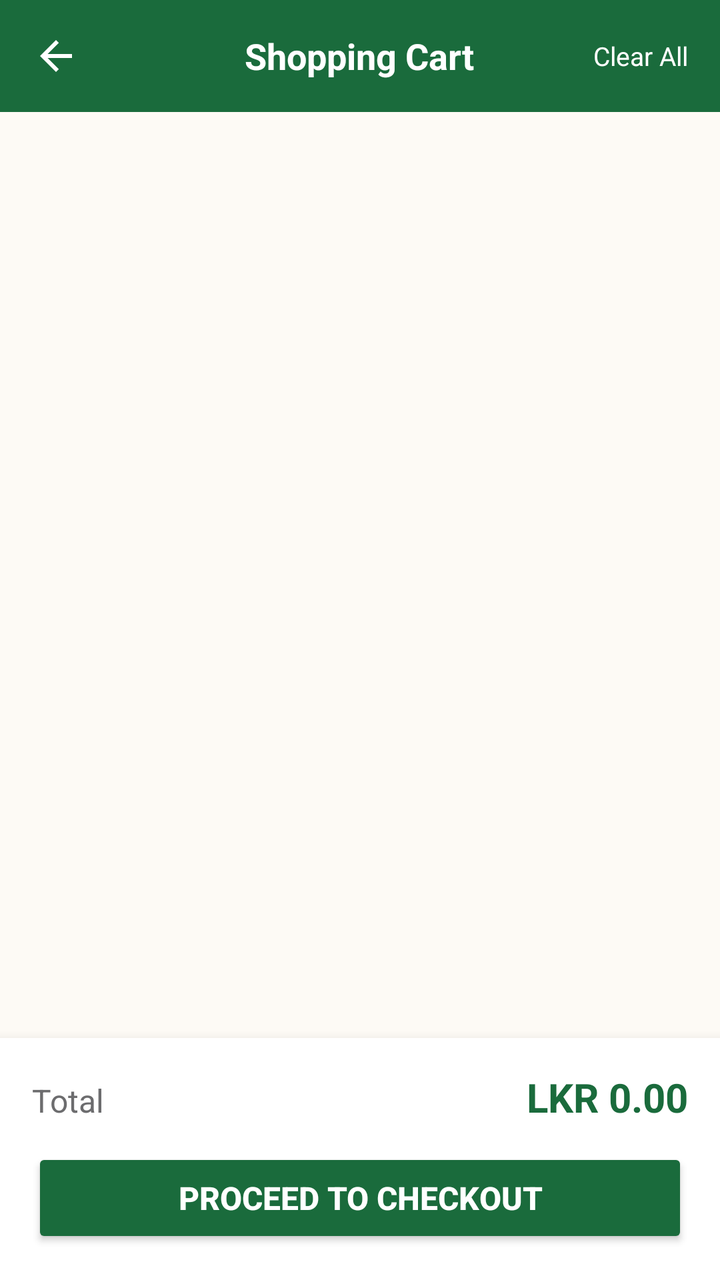
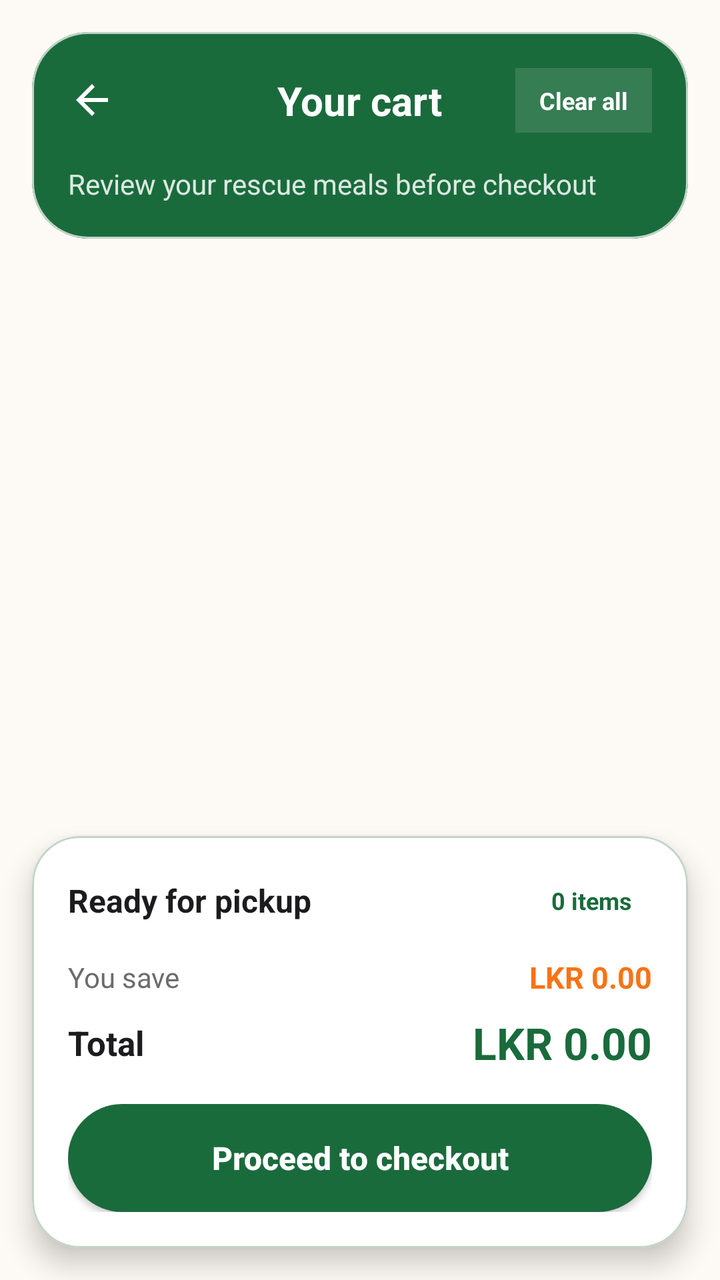

Screens rendered from an Android XML layout before and after an edit, with the pre-edit source and the edit as a unified diff.
<!-- AndroidManifest.xml: application theme Theme.REPLATE -->
<!-- res/layout/activity_cart.xml -->
<?xml version="1.0" encoding="utf-8"?>
<LinearLayout xmlns:android="http://schemas.android.com/apk/res/android"
    xmlns:app="http://schemas.android.com/apk/res-auto"
    android:layout_width="match_parent"
    android:layout_height="match_parent"
    android:background="@color/md_theme_background"
    android:orientation="vertical">

    
    <RelativeLayout
        android:layout_width="match_parent"
        android:layout_height="56dp"
        android:background="@color/md_theme_primary"
        android:paddingHorizontal="16dp">

        <ImageView
            android:id="@+id/ivBack"
            android:layout_width="24dp"
            android:layout_height="24dp"
            android:layout_centerVertical="true"
            android:src="@drawable/ic_back"
            app:tint="@color/white" />

        <TextView
            android:id="@+id/tvTitle"
            android:layout_width="wrap_content"
            android:layout_height="wrap_content"
            android:layout_centerInParent="true"
            android:text="Shopping Cart"
            android:textColor="@color/white"
            android:textSize="18sp"
            android:textStyle="bold" />

        <TextView
            android:id="@+id/tvClearCart"
            android:layout_width="wrap_content"
            android:layout_height="wrap_content"
            android:layout_alignParentEnd="true"
            android:layout_centerVertical="true"
            android:text="Clear All"
            android:textColor="@color/white"
            android:textSize="13sp" />
    </RelativeLayout>

    
    <androidx.recyclerview.widget.RecyclerView
        android:id="@+id/rvCartItems"
        android:layout_width="match_parent"
        android:layout_height="0dp"
        android:layout_weight="1"
        android:padding="4dp" />

    
    <LinearLayout
        android:id="@+id/emptyState"
        android:layout_width="match_parent"
        android:layout_height="0dp"
        android:layout_weight="1"
        android:gravity="center"
        android:orientation="vertical"
        android:visibility="gone">

        <ImageView
            android:layout_width="100dp"
            android:layout_height="100dp"
            android:src="@drawable/ic_cart"
            app:tint="@color/gray" />

        <TextView
            android:layout_width="wrap_content"
            android:layout_height="wrap_content"
            android:layout_marginTop="16dp"
            android:text="Your cart is empty"
            android:textColor="@color/text_secondary"
            android:textSize="18sp"
            android:textStyle="bold" />

        <TextView
            android:layout_width="wrap_content"
            android:layout_height="wrap_content"
            android:layout_marginTop="8dp"
            android:text="Add some delicious food deals!"
            android:textColor="@color/gray"
            android:textSize="14sp" />

        <Button
            android:id="@+id/btnBrowse"
            android:layout_width="wrap_content"
            android:layout_height="wrap_content"
            android:layout_marginTop="16dp"
            android:backgroundTint="@color/primary"
            android:text="Browse Deals"
            android:textColor="@color/white" />
    </LinearLayout>

    
    <LinearLayout
        android:id="@+id/checkoutSection"
        android:layout_width="match_parent"
        android:layout_height="wrap_content"
        android:background="@color/white"
        android:elevation="8dp"
        android:orientation="vertical"
        android:padding="16dp">

        <LinearLayout
            android:layout_width="match_parent"
            android:layout_height="wrap_content"
            android:orientation="horizontal">
            <TextView
                android:layout_width="0dp"
                android:layout_height="wrap_content"
                android:layout_weight="1"
                android:text="Total"
                android:textColor="@color/text_secondary"
                android:textSize="16sp" />
            <TextView
                android:id="@+id/tvTotalAmount"
                android:layout_width="wrap_content"
                android:layout_height="wrap_content"
                android:text="LKR 0.00"
                android:textColor="@color/primary"
                android:textSize="20sp"
                android:textStyle="bold" />
        </LinearLayout>

        <Button
            android:id="@+id/btnCheckout"
            android:layout_width="match_parent"
            android:layout_height="50dp"
            android:layout_marginTop="12dp"
            android:backgroundTint="@color/primary"
            android:text="Proceed to Checkout"
            android:textColor="@color/white"
            android:textSize="16sp"
            android:textStyle="bold" />
    </LinearLayout>
</LinearLayout>
<!-- resources referenced by this layout -->
<resources>
  <color name="gray">#6B7E6F</color>
  <color name="md_theme_background">#FDFAF5</color>
  <color name="md_theme_primary">#1A6B3C</color>
  <color name="primary">#1A6B3C</color>
  <color name="text_secondary">#6C6C6E</color>
  <color name="white">#FFFFFFFF</color>
  <!-- drawable ic_back (drawable) -->
  <?xml version="1.0" encoding="utf-8"?>
  <vector xmlns:android="http://schemas.android.com/apk/res/android"
      android:width="24dp"
      android:height="24dp"
      android:viewportWidth="24"
      android:viewportHeight="24">
      <path
          android:fillColor="#757575"
          android:pathData="M20,11H7.83l5.59,-5.59L12,4l-8,8 8,8 1.41,-1.41L7.83,13H20v-2z"/>
  </vector>
  <color name="md_theme_onPrimary">#FFFFFF</color>
  <color name="md_theme_primaryContainer">#E8F8EE</color>
  <color name="md_theme_onPrimaryContainer">#0D3B1E</color>
  <color name="md_theme_secondary">#25A55A</color>
  <color name="md_theme_onSecondary">#FFFFFF</color>
  <color name="md_theme_secondaryContainer">#E8F8EE</color>
  <color name="md_theme_onSecondaryContainer">#0D3B1E</color>
  <color name="md_theme_tertiary">#E8521A</color>
  <color name="md_theme_onTertiary">#FFFFFF</color>
  <color name="md_theme_tertiaryContainer">#FFDBC9</color>
  <color name="md_theme_onTertiaryContainer">#5C1A00</color>
  <color name="md_theme_error">#BA1A1A</color>
  <color name="md_theme_onError">#FFFFFF</color>
  <color name="md_theme_errorContainer">#FFDAD6</color>
  <color name="md_theme_onErrorContainer">#410002</color>
  <color name="md_theme_onBackground">#1C1C1E</color>
  <color name="md_theme_surface">#FDFAF5</color>
  <color name="md_theme_onSurface">#1C1C1E</color>
  <color name="md_theme_surfaceVariant">#E8F8EE</color>
  <color name="md_theme_onSurfaceVariant">#3A4A3E</color>
  <color name="md_theme_outline">#6B7E6F</color>
  <color name="md_theme_outlineVariant">#C3D4C7</color>
  <color name="md_theme_inverseSurface">#1C1C1E</color>
  <color name="md_theme_inverseOnSurface">#F5F5F0</color>
  <color name="md_theme_inversePrimary">#4FCB7D</color>
  <color name="md_theme_surfaceContainerLowest">#FFFFFF</color>
  <color name="md_theme_surfaceContainerLow">#F8F6F1</color>
  <color name="md_theme_surfaceContainer">#F3F0EB</color>
  <color name="md_theme_surfaceContainerHigh">#EDEBE6</color>
  <color name="md_theme_surfaceContainerHighest">#E8E5E0</color>
  <color name="status_bar">#0D3B1E</color>
  <!-- unchanged entries left out for length: 2 -->
</resources>

<!-- the commit's change to res/layout/activity_cart.xml (unified diff, before → after) -->
@@ -6,51 +6,76 @@
     android:background="@color/md_theme_background"
     android:orientation="vertical">
 
-    
-    <RelativeLayout
-        android:layout_width="match_parent"
-        android:layout_height="56dp"
-        android:background="@color/md_theme_primary"
-        android:paddingHorizontal="16dp">
-
-        <ImageView
-            android:id="@+id/ivBack"
-            android:layout_width="24dp"
-            android:layout_height="24dp"
-            android:layout_centerVertical="true"
-            android:src="@drawable/ic_back"
-            app:tint="@color/white" />
-
-        <TextView
-            android:id="@+id/tvTitle"
-            android:layout_width="wrap_content"
-            android:layout_height="wrap_content"
-            android:layout_centerInParent="true"
-            android:text="Shopping Cart"
-            android:textColor="@color/white"
-            android:textSize="18sp"
-            android:textStyle="bold" />
-
-        <TextView
-            android:id="@+id/tvClearCart"
-            android:layout_width="wrap_content"
-            android:layout_height="wrap_content"
-            android:layout_alignParentEnd="true"
-            android:layout_centerVertical="true"
-            android:text="Clear All"
-            android:textColor="@color/white"
-            android:textSize="13sp" />
-    </RelativeLayout>
-
-    
+    <com.google.android.material.card.MaterialCardView
+        android:layout_width="match_parent"
+        android:layout_height="wrap_content"
+        android:layout_margin="16dp"
+        app:cardBackgroundColor="@color/green_primary"
+        app:cardCornerRadius="28dp"
+        app:cardElevation="0dp">
+
+        <LinearLayout
+            android:layout_width="match_parent"
+            android:layout_height="wrap_content"
+            android:orientation="vertical"
+            android:padding="18dp">
+
+            <RelativeLayout
+                android:layout_width="match_parent"
+                android:layout_height="wrap_content">
+
+                <ImageView
+                    android:id="@+id/ivBack"
+                    android:layout_width="24dp"
+                    android:layout_height="24dp"
+                    android:layout_centerVertical="true"
+                    android:src="@drawable/ic_back"
+                    app:tint="@color/white" />
+
+                <TextView
+                    android:id="@+id/tvTitle"
+                    android:layout_width="wrap_content"
+                    android:layout_height="wrap_content"
+                    android:layout_centerInParent="true"
+                    android:text="Your cart"
+                    android:textColor="@color/white"
+                    android:textSize="20sp"
+                    android:textStyle="bold" />
+
+                <TextView
+                    android:id="@+id/tvClearCart"
+                    android:layout_width="wrap_content"
+                    android:layout_height="wrap_content"
+                    android:layout_alignParentEnd="true"
+                    android:layout_centerVertical="true"
+                    android:background="#1FFFFFFF"
+                    android:paddingHorizontal="12dp"
+                    android:paddingVertical="8dp"
+                    android:text="Clear all"
+                    android:textColor="@color/white"
+                    android:textSize="12sp"
+                    android:textStyle="bold" />
+            </RelativeLayout>
+
+            <TextView
+                android:id="@+id/tvCartSummary"
+                android:layout_width="match_parent"
+                android:layout_height="wrap_content"
+                android:layout_marginTop="16dp"
+                android:text="Review your rescue meals before checkout"
+                android:textColor="#D9FFFFFF"
+                android:textSize="14sp" />
+        </LinearLayout>
+    </com.google.android.material.card.MaterialCardView>
+
     <androidx.recyclerview.widget.RecyclerView
         android:id="@+id/rvCartItems"
         android:layout_width="match_parent"
         android:layout_height="0dp"
         android:layout_weight="1"
-        android:padding="4dp" />
-
-    
+        android:clipToPadding="false"
+        android:paddingBottom="12dp" />
+
     <LinearLayout
         android:id="@+id/emptyState"
         android:layout_width="match_parent"
@@ -58,81 +83,160 @@
         android:layout_weight="1"
         android:gravity="center"
         android:orientation="vertical"
+        android:paddingHorizontal="28dp"
         android:visibility="gone">
 
-        <ImageView
-            android:layout_width="100dp"
-            android:layout_height="100dp"
-            android:src="@drawable/ic_cart"
-            app:tint="@color/gray" />
+        <com.google.android.material.card.MaterialCardView
+            android:layout_width="110dp"
+            android:layout_height="110dp"
+            app:cardBackgroundColor="@color/green_pale"
+            app:cardCornerRadius="32dp"
+            app:cardElevation="0dp">
+
+            <ImageView
+                android:layout_width="52dp"
+                android:layout_height="52dp"
+                android:layout_gravity="center"
+                android:src="@drawable/ic_cart"
+                app:tint="@color/green_primary" />
+        </com.google.android.material.card.MaterialCardView>
 
         <TextView
             android:layout_width="wrap_content"
             android:layout_height="wrap_content"
-            android:layout_marginTop="16dp"
-            android:text="Your cart is empty"
-            android:textColor="@color/text_secondary"
-            android:textSize="18sp"
+            android:layout_marginTop="20dp"
+            android:text="Your cart is feeling empty"
+            android:textColor="@color/text_primary"
+            android:textSize="22sp"
             android:textStyle="bold" />
 
         <TextView
             android:layout_width="wrap_content"
             android:layout_height="wrap_content"
-            android:layout_marginTop="8dp"
-            android:text="Add some delicious food deals!"
-            android:textColor="@color/gray"
+            android:layout_marginTop="10dp"
+            android:gravity="center"
+            android:text="Add a few discounted dishes and come back when you're ready to reserve them."
+            android:textColor="@color/text_secondary"
             android:textSize="14sp" />
 
         <Button
             android:id="@+id/btnBrowse"
-            android:layout_width="wrap_content"
-            android:layout_height="wrap_content"
-            android:layout_marginTop="16dp"
-            android:backgroundTint="@color/primary"
-            android:text="Browse Deals"
-            android:textColor="@color/white" />
+            android:layout_width="match_parent"
+            android:layout_height="54dp"
+            android:layout_marginTop="20dp"
+            android:background="@drawable/button_primary"
+            android:text="Browse nearby deals"
+            android:textAllCaps="false"
+            android:textColor="@color/white"
+            android:textStyle="bold" />
     </LinearLayout>
 
-    
-    <LinearLayout
+    <com.google.android.material.card.MaterialCardView
         android:id="@+id/checkoutSection"
         android:layout_width="match_parent"
         android:layout_height="wrap_content"
-        android:background="@color/white"
-        android:elevation="8dp"
-        android:orientation="vertical"
-        android:padding="16dp">
+        android:layout_marginHorizontal="16dp"
+        android:layout_marginBottom="16dp"
+        app:cardBackgroundColor="@color/surface_white"
+        app:cardCornerRadius="24dp"
+        app:cardElevation="8dp">
 
         <LinearLayout
             android:layout_width="match_parent"
             android:layout_height="wrap_content"
-            android:orientation="horizontal">
-            <TextView
-                android:layout_width="0dp"
-                android:layout_height="wrap_content"
-                android:layout_weight="1"
-                android:text="Total"
-                android:textColor="@color/text_secondary"
-                android:textSize="16sp" />
-            <TextView
-                android:id="@+id/tvTotalAmount"
-                android:layout_width="wrap_content"
-                android:layout_height="wrap_content"
-                android:text="LKR 0.00"
-                android:textColor="@color/primary"
-                android:textSize="20sp"
+            android:orientation="vertical"
+            android:padding="18dp">
+
+            <LinearLayout
+                android:layout_width="match_parent"
+                android:layout_height="wrap_content"
+                android:gravity="center_vertical"
+                android:orientation="horizontal">
+
+                <TextView
+                    android:layout_width="0dp"
+                    android:layout_height="wrap_content"
+                    android:layout_weight="1"
+                    android:text="Ready for pickup"
+                    android:textColor="@color/text_primary"
+                    android:textSize="16sp"
+                    android:textStyle="bold" />
+
+                <TextView
+                    android:id="@+id/tvItemCount"
+                    android:layout_width="wrap_content"
+                    android:layout_height="wrap_content"
+                    android:background="@drawable/badge_distance"
+                    android:paddingHorizontal="10dp"
+                    android:paddingVertical="6dp"
+                    android:text="0 items"
+                    android:textColor="@color/green_primary"
+                    android:textSize="12sp"
+                    android:textStyle="bold" />
+            </LinearLayout>
+
+            <LinearLayout
+                android:layout_width="match_parent"
+                android:layout_height="wrap_content"
+                android:layout_marginTop="14dp"
+                android:gravity="center_vertical"
+                android:orientation="horizontal">
+
+                <TextView
+                    android:layout_width="0dp"
+                    android:layout_height="wrap_content"
+                    android:layout_weight="1"
+                    android:text="You save"
+                    android:textColor="@color/text_secondary"
+                    android:textSize="14sp" />
+
+                <TextView
+                    android:id="@+id/tvSavingsValue"
+                    android:layout_width="wrap_content"
+                    android:layout_height="wrap_content"
+                    android:text="LKR 0.00"
+                    android:textColor="@color/ember2"
+                    android:textSize="15sp"
+                    android:textStyle="bold" />
+            </LinearLayout>
+
+            <LinearLayout
+                android:layout_width="match_parent"
+                android:layout_height="wrap_content"
+                android:layout_marginTop="8dp"
+                android:gravity="center_vertical"
+                android:orientation="horizontal">
+
+                <TextView
+                    android:layout_width="0dp"
+                    android:layout_height="wrap_content"
+                    android:layout_weight="1"
+                    android:text="Total"
+                    android:textColor="@color/text_primary"
+                    android:textSize="17sp"
+                    android:textStyle="bold" />
+
+                <TextView
+                    android:id="@+id/tvTotalAmount"
+                    android:layout_width="wrap_content"
+                    android:layout_height="wrap_content"
+                    android:text="LKR 0.00"
+                    android:textColor="@color/green_primary"
+                    android:textSize="22sp"
+                    android:textStyle="bold" />
+            </LinearLayout>
+
+            <Button
+                android:id="@+id/btnCheckout"
+                android:layout_width="match_parent"
+                android:layout_height="54dp"
+                android:layout_marginTop="16dp"
+                android:background="@drawable/button_primary"
+                android:text="Proceed to checkout"
+                android:textAllCaps="false"
+                android:textColor="@color/white"
+                android:textSize="16sp"
                 android:textStyle="bold" />
         </LinearLayout>
-
-        <Button
-            android:id="@+id/btnCheckout"
-            android:layout_width="match_parent"
-            android:layout_height="50dp"
-            android:layout_marginTop="12dp"
-            android:backgroundTint="@color/primary"
-            android:text="Proceed to Checkout"
-            android:textColor="@color/white"
-            android:textSize="16sp"
-            android:textStyle="bold" />
-    </LinearLayout>
+    </com.google.android.material.card.MaterialCardView>
 </LinearLayout>
<!-- resource entries referenced after the edit -->
@@ -1,11 +1,40 @@
 <!-- resources referenced by this layout -->
 <resources>
-  <color name="gray">#6B7E6F</color>
+  <color name="ember2">#F97316</color>
+  <color name="green_pale">#E8F8EE</color>
+  <color name="green_primary">#1A6B3C</color>
   <color name="md_theme_background">#FDFAF5</color>
+  <color name="surface_white">#FFFFFF</color>
+  <color name="text_primary">#1C1C1E</color>
   <color name="md_theme_primary">#1A6B3C</color>
   <color name="primary">#1A6B3C</color>
   <color name="text_secondary">#6C6C6E</color>
   <color name="white">#FFFFFFFF</color>
+  <!-- drawable badge_distance (drawable) -->
+  <?xml version="1.0" encoding="utf-8"?>
+  <shape xmlns:android="http://schemas.android.com/apk/res/android"
+      android:shape="rectangle">
+      <solid android:color="#FFFFFF" />
+      <corners android:radius="4dp" />
+  </shape>
+  <!-- drawable button_primary (drawable) -->
+  <?xml version="1.0" encoding="utf-8"?>
+  <selector xmlns:android="http://schemas.android.com/apk/res/android">
+      
+      <item android:state_pressed="true">
+          <shape android:shape="rectangle">
+              <solid android:color="@color/primary_dark" />
+              <corners android:radius="28dp" />
+          </shape>
+      </item>
+      
+      <item>
+          <shape android:shape="rectangle">
+              <solid android:color="@color/primary" />
+              <corners android:radius="28dp" />
+          </shape>
+      </item>
+  </selector>
   <!-- drawable ic_back (drawable) -->
   <?xml version="1.0" encoding="utf-8"?>
   <vector xmlns:android="http://schemas.android.com/apk/res/android"
@@ -17,6 +46,7 @@
           android:fillColor="#757575"
           android:pathData="M20,11H7.83l5.59,-5.59L12,4l-8,8 8,8 1.41,-1.41L7.83,13H20v-2z"/>
   </vector>
+  <color name="primary_dark">#0D3B1E</color>
   <color name="md_theme_onPrimary">#FFFFFF</color>
   <color name="md_theme_primaryContainer">#E8F8EE</color>
   <color name="md_theme_onPrimaryContainer">#0D3B1E</color>
